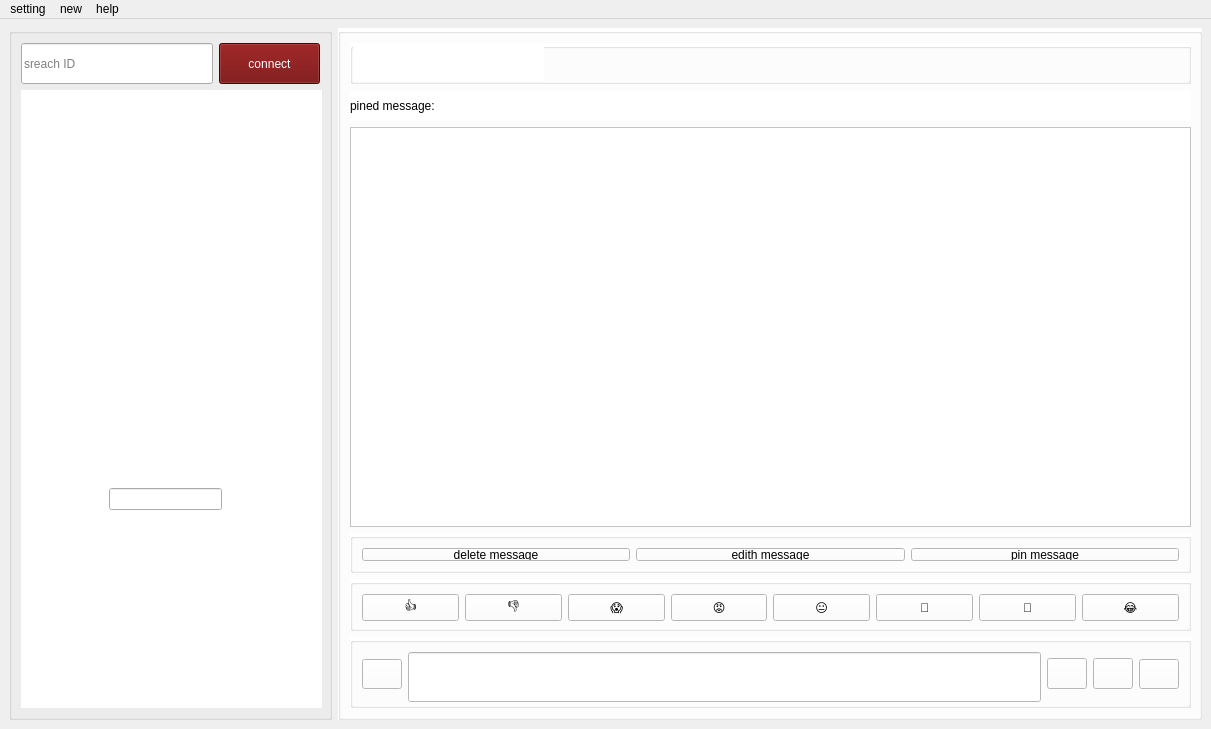
Before: the Qt Designer form chatroom.ui in Pourya231/converso, drawn with Qt 5.
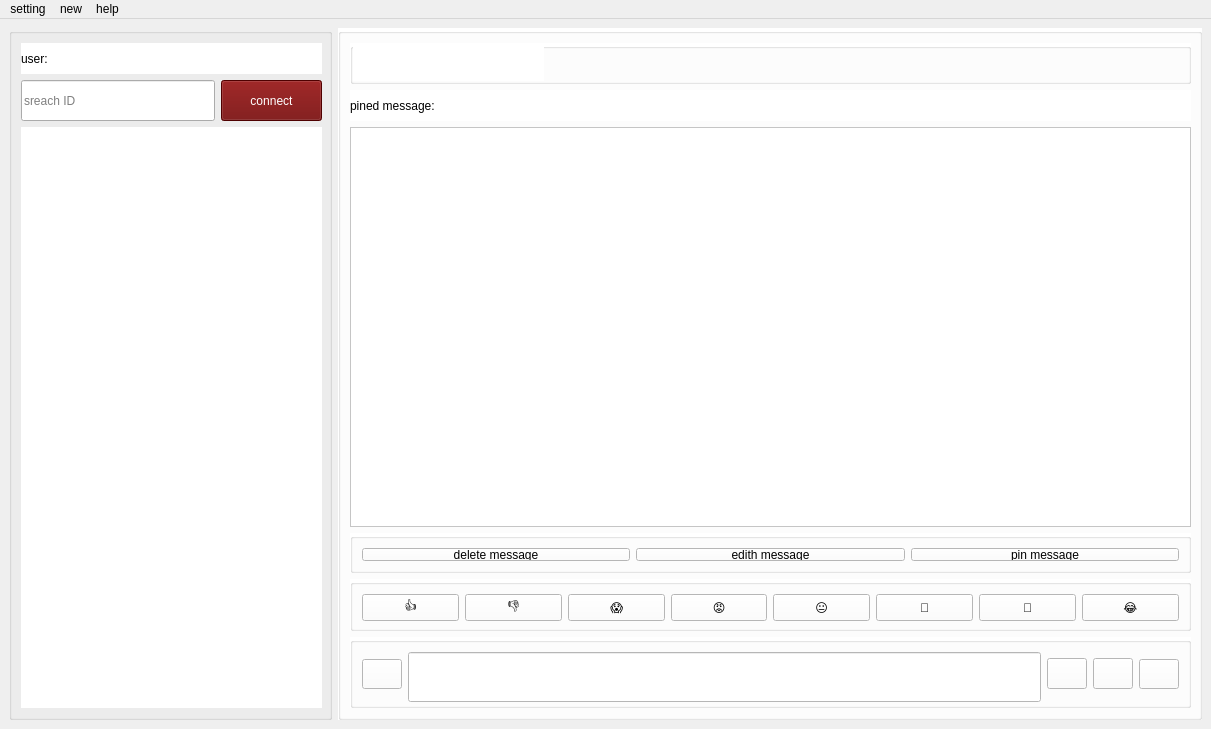
After: the same form once the commit is applied. Icons and pictures are not drawn.

Commit message: username is now shown on the chatroom

Diff of the .ui file:
```diff
--- a/chatroom.ui
+++ b/chatroom.ui
@@ -39,7 +39,7 @@
        <string/>
       </property>
       <layout class="QGridLayout" name="gridLayout">
-       <item row="0" column="0">
+       <item row="1" column="0" colspan="2">
         <widget class="QLineEdit" name="lineEdit_3">
          <property name="minimumSize">
           <size>
@@ -56,12 +56,36 @@
          </property>
         </widget>
        </item>
-       <item row="1" column="0" colspan="2">
+       <item row="0" column="0" colspan="3">
+        <widget class="QLabel" name="label_3">
+         <property name="minimumSize">
+          <size>
+           <width>301</width>
+           <height>31</height>
+          </size>
+         </property>
+         <property name="maximumSize">
+          <size>
+           <width>1666666</width>
+           <height>31</height>
+          </size>
+         </property>
+         <property name="styleSheet">
+          <string notr="true">font: 11pt &quot;MS Shell Dlg 2&quot;;
+background-color: rgb(255, 255, 255);
+color: rgb(0, 0, 0);</string>
+         </property>
+         <property name="text">
+          <string>user:</string>
+         </property>
+        </widget>
+       </item>
+       <item row="2" column="0" rowspan="2" colspan="3">
         <widget class="QListWidget" name="listWidget">
          <property name="minimumSize">
           <size>
            <width>301</width>
-           <height>611</height>
+           <height>571</height>
           </size>
          </property>
          <property name="styleSheet">
@@ -74,7 +98,7 @@
          </property>
         </widget>
        </item>
-       <item row="0" column="1">
+       <item row="1" column="2">
         <widget class="QPushButton" name="pushButton_2">
          <property name="minimumSize">
           <size>
@@ -93,16 +117,6 @@
         </widget>
        </item>
       </layout>
-      <widget class="QLineEdit" name="lineEdit_2">
-       <property name="geometry">
-        <rect>
-         <x>100</x>
-         <y>460</y>
-         <width>113</width>
-         <height>22</height>
-        </rect>
-       </property>
-      </widget>
      </widget>
     </item>
     <item row="0" column="1">
```
The commit also changes 5 other files.
